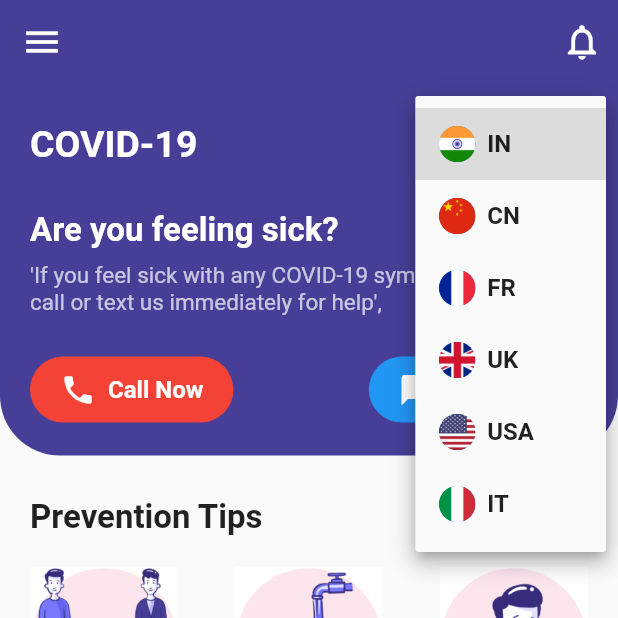
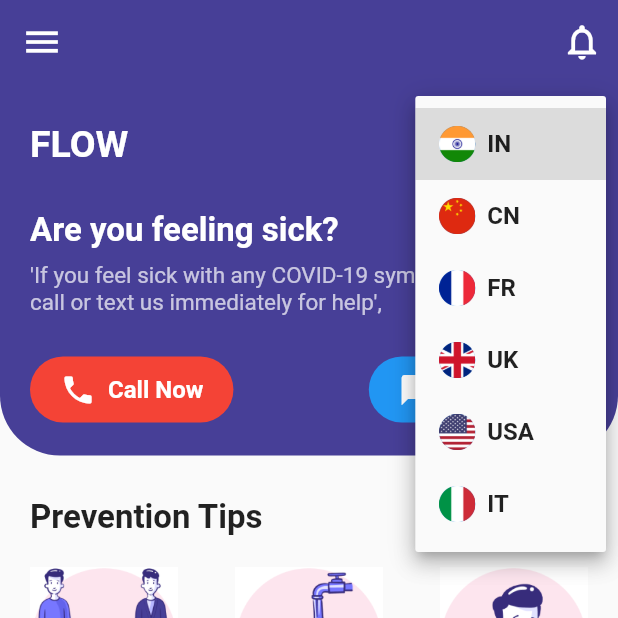
Before and after one commit to ajaygujja/Flow, a Flutter app: the screen it shows after launch, after a tap on "IN", on a phone screen of 412 x 824 dp, the top half of it. Run offline on Flutter 3.47's test engine with Material 2 defaults, Android fonts, the phone set to English and light mode, and no system bars; our stand-ins replace dio, flutter_svg, freezed_annotation, get, logger; network calls fail.

Commit message:
ui changes

```diff
--- a/lib/di/binding.dart
+++ b/lib/di/binding.dart
@@ -4,6 +4,6 @@ import 'package:get/get.dart';
 class AppBinding implements Bindings {
   @override
   void dependencies() {
-    Get.lazyPut(() => AppController());
+    Get.lazyPut(() => AppController(), fenix: true);
   }
 }
--- a/lib/home_screen.dart
+++ b/lib/home_screen.dart
@@ -53,7 +53,7 @@ class _HomeScreenState extends State<HomeScreen> {
               mainAxisAlignment: MainAxisAlignment.spaceBetween,
               children: [
                 const Text(
-                  "COVID-19",
+                  "FLOW",
                   style: TextStyle(
                       color: Colors.white,
                       fontSize: 25.0,
@@ -240,6 +240,8 @@ class _HomeScreenState extends State<HomeScreen> {
 
   SliverToBoxAdapter _userFeelingTab() {
     return SliverToBoxAdapter(
+      child: InkWell(
+        onTap: () => Get.to(() => const UserfeelingsHistory()),
         child: Container(
           margin: const EdgeInsets.only(bottom: 50),
           padding: const EdgeInsets.symmetric(horizontal: 20),
@@ -248,9 +250,7 @@ class _HomeScreenState extends State<HomeScreen> {
           child: Stack(
             alignment: Alignment.bottomLeft,
             children: [
-            InkWell(
-              onTap: () => Get.to(() => const UserfeelingsHistory()),
-              child: Container(
+              Container(
                 padding: EdgeInsets.only(
                     left: MediaQuery.of(context).size.width * .4,
                     top: 20,
@@ -280,7 +280,6 @@ class _HomeScreenState extends State<HomeScreen> {
                   ),
                 ),
               ),
-            ),
               Padding(
                 padding: const EdgeInsets.symmetric(horizontal: 15),
                 child: SvgPicture.asset('assets/images/nurse.svg'),
@@ -293,6 +292,7 @@ class _HomeScreenState extends State<HomeScreen> {
             ],
           ),
         ),
+      ),
     );
   }
 }
--- a/lib/main.dart
+++ b/lib/main.dart
@@ -7,6 +7,8 @@ import 'package:get/get.dart';
 import 'repository/api_repository.dart';
 
 void main() {
+  WidgetsFlutterBinding.ensureInitialized();
+  AppBinding().dependencies();
   runApp(const MyApp());
 }
 
```
Also changed, not shown: lib/feelings_history.dart (+36 -5 lines). Lines whose indentation alone changed are shown as unchanged.
